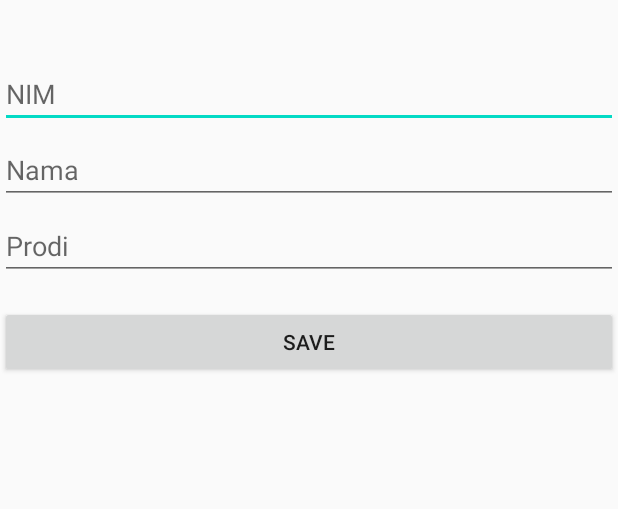
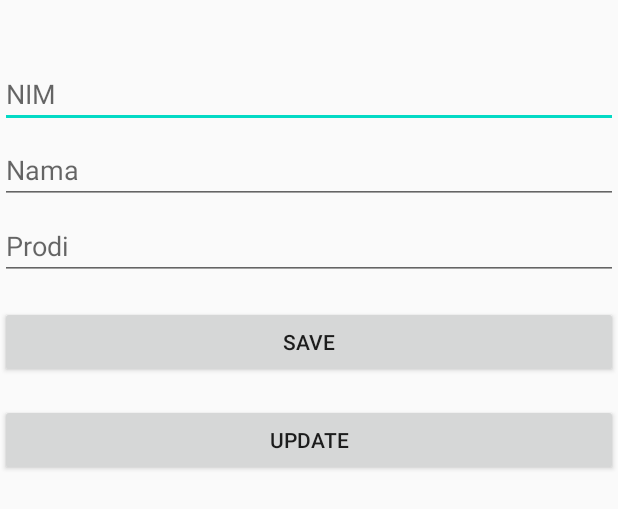
Before and after one commit to iqbalsu/OOP2-Kelompok, an Android app: the layout activity_edit2.xml on its own in the app's theme, with its tools: preview values and no code run, on a phone screen of 412 x 824 dp. Shown: the top 509 px of the screen. Run offline under Robolectric (Android 15) with nearby library versions, the phone set to English and light mode, and no system bars.

Commit message:
update mahasiswa

```diff
--- a/app/src/main/java/com/anandaiqbal/oop2/MahasiswaActivity.kt
+++ b/app/src/main/java/com/anandaiqbal/oop2/MahasiswaActivity.kt
@@ -57,6 +57,9 @@ class MahasiswaActivity : AppCompatActivity() {
             override fun onDelete(mahasiswa: Mahasiswa) {
                 deleteDialog(mahasiswa)
             }
+            override fun onUpdate(mahasiswa: Mahasiswa) {
+                intentEdit(mahasiswa.id, Constant.TYPE_UPDATE)
+            }
 
         })
         list_mahasiswa.apply {
--- a/app/src/main/java/com/anandaiqbal/oop2/MahasiswaAdapter.kt
+++ b/app/src/main/java/com/anandaiqbal/oop2/MahasiswaAdapter.kt
@@ -29,6 +29,9 @@ class MahasiswaAdapter (private val AllMahasiswa: ArrayList<Mahasiswa>, private
         holder.view.icon_delete.setOnClickListener {
             listener.onDelete(mahasiswa)
         }
+        holder.view.icon_edit.setOnClickListener {
+            listener.onUpdate(mahasiswa)
+        }
     }
 
     class MahasiswaViewHolder(val view: View) : RecyclerView.ViewHolder(view)
@@ -42,5 +45,6 @@ class MahasiswaAdapter (private val AllMahasiswa: ArrayList<Mahasiswa>, private
     interface OnAdapterListener {
         fun onClick(mahasiswa: Mahasiswa)
         fun onDelete(mahasiswa: Mahasiswa)
+        fun onUpdate(mahasiswa: Mahasiswa)
     }
 }
--- a/app/src/main/res/layout/activity_edit2.xml
+++ b/app/src/main/res/layout/activity_edit2.xml
@@ -46,5 +46,14 @@
         app:layout_constraintEnd_toEndOf="parent"
         app:layout_constraintStart_toStartOf="parent"
         app:layout_constraintTop_toBottomOf="@+id/edit_prodi" />
+    <Button
+        android:id="@+id/btn_updateMahasiswa"
+        android:layout_width="0dp"
+        android:layout_height="wrap_content"
+        android:layout_marginTop="17dp"
+        android:text="UPDATE"
+        app:layout_constraintEnd_toEndOf="parent"
+        app:layout_constraintStart_toStartOf="parent"
+        app:layout_constraintTop_toBottomOf="@+id/button_save2" />
 
 </androidx.constraintlayout.widget.ConstraintLayout>
```
Also changed, not shown: app/src/main/java/com/anandaiqbal/oop2/EditActivity2.kt (+14 -1 lines).
